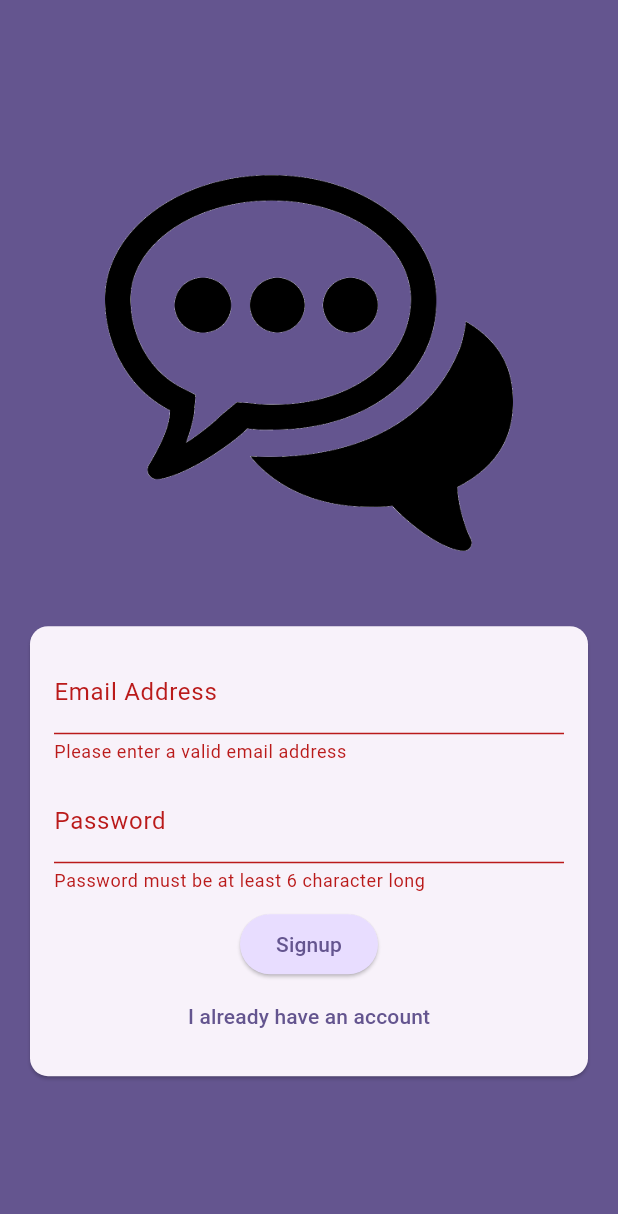
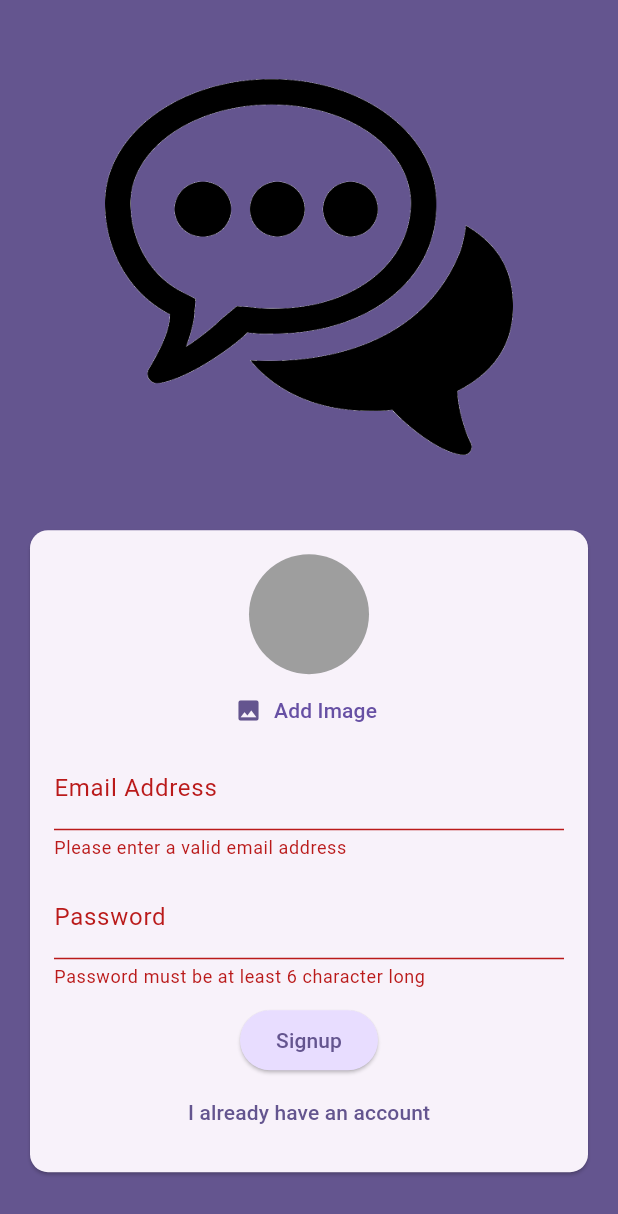
Before and after one commit to NourCodes/Chat_app, a Flutter app: the screen it shows after launch, after a tap on "Login", after a tap on "Create an account", on a phone screen of 412 x 824 dp. Shown: the top 1214 px of the screen. Run offline on Flutter 3.47's test engine with Material 3 defaults, Android fonts, the phone set to English and light mode, and no system bars; our stand-ins replace firebase_auth, firebase_core, fluttertoast, image_picker; accounts and stored records are empty; generated files the repository leaves out were written again.

Commit message:
Enhanced registration process by requiring user images

```diff
--- a/lib/screens/auth.dart
+++ b/lib/screens/auth.dart
@@ -1,5 +1,8 @@
+import 'dart:io';
+import 'package:chat_app/widgets/user_image.dart';
 import 'package:flutter/material.dart';
 import 'package:chat_app/services/auth.dart';
+import 'package:fluttertoast/fluttertoast.dart';
 
 class AuthScreen extends StatefulWidget {
   const AuthScreen({Key? key}) : super(key: key);
@@ -11,21 +14,34 @@ class AuthScreen extends StatefulWidget {
 class _AuthScreenState extends State<AuthScreen> {
   bool isLogin = true;
   final formKey = GlobalKey<FormState>();
-  var email = "";
-  var password = "";
+  var _email = "";
+  var _password = "";
+  File? _selectedImage;
   Auth auth = Auth();
 
-  void submit() async {
+  Future submit() async {
     final isValid = formKey.currentState!.validate();
+
     if (!isValid) {
+      // validation failed, show error message
+      Fluttertoast.showToast(
+          msg: "Please Check your Data", gravity: ToastGravity.TOP);
+      return;
+    }
+
+    if (!isLogin && _selectedImage == null) {
+      // image is required for registration, show error message
+      Fluttertoast.showToast(
+          msg: "Please select a profile image for registration",
+          gravity: ToastGravity.TOP);
       return;
     }
     formKey.currentState!.save();
 
     if (isLogin) {
-      await auth.signIn(email, password, context);
+      await auth.signIn(_email, _password, context);
     } else {
-      await auth.createUser(email, password, context);
+      await auth.createUser(_email, _password, context);
     }
   }
 
@@ -57,6 +73,13 @@ class _AuthScreenState extends State<AuthScreen> {
                       child: Column(
                         mainAxisSize: MainAxisSize.min,
                         children: [
+                          //if we are creating an account display add user image
+                          if (!isLogin)
+                            UserImage(
+                              onPickedImage: (pickedImage) {
+                                _selectedImage = pickedImage;
+                              },
+                            ),
                           TextFormField(
                             validator: (value) {
                               if (value == null ||
@@ -73,11 +96,11 @@ class _AuthScreenState extends State<AuthScreen> {
                             autocorrect: false,
                             textCapitalization: TextCapitalization.none,
                             onSaved: (newValue) {
-                              email = newValue!;
+                              _email = newValue!;
                             },
                             onChanged: (value) {
                               setState(() {
-                                email = value;
+                                _email = value;
                               });
                             },
                           ),
@@ -98,11 +121,11 @@ class _AuthScreenState extends State<AuthScreen> {
                             obscureText: true,
                             textCapitalization: TextCapitalization.none,
                             onSaved: (newValue) {
-                              password = newValue!;
+                              _password = newValue!;
                             },
                             onChanged: (value) {
                               setState(() {
-                                password = value;
+                                _password = value;
                               });
                             },
                           ),
--- /dev/null
+++ b/lib/widgets/user_image.dart
@@ -0,0 +1,52 @@
+import 'package:flutter/cupertino.dart';
+import 'package:flutter/material.dart';
+import 'package:image_picker/image_picker.dart';
+import 'dart:io';
+
+class UserImage extends StatefulWidget {
+  final void Function(File pickedImage) onPickedImage;
+  const UserImage({Key? key, required this.onPickedImage}) : super(key: key);
+
+  @override
+  State<UserImage> createState() => _UserImageState();
+}
+
+class _UserImageState extends State<UserImage> {
+  File? selectedImageFile;
+  void _imagePicked() async {
+    final pickedImage = await ImagePicker().pickImage(
+      source: ImageSource.camera,
+      imageQuality: 50,
+      maxWidth: 150,
+    );
+
+    setState(() {
+      selectedImageFile = File(pickedImage!.path);
+    });
+    widget.onPickedImage(selectedImageFile!);
+  }
+
+  @override
+  Widget build(BuildContext context) {
+    return Column(
+      children: [
+        CircleAvatar(
+          backgroundColor: Colors.grey,
+          radius: 40,
+          foregroundImage:
+              selectedImageFile != null ? FileImage(selectedImageFile!) : null,
+        ),
+        TextButton.icon(
+          onPressed: _imagePicked,
+          icon: const Icon(
+            Icons.image,
+          ),
+          label: Text("Add Image",
+              style: TextStyle(
+                color: Theme.of(context).primaryColor,
+              )),
+        ),
+      ],
+    );
+  }
+}
--- a/pubspec.yaml
+++ b/pubspec.yaml
@@ -49,6 +49,9 @@ dev_dependencies:
   flutter_lints: ^2.0.0
   firebase_auth:
   firebase_core: ^2.24.2
+  firebase_storage:
+  image_picker:
+  fluttertoast:
 
 # For information on the generic Dart part of this file, see the
 # following page: https://dart.dev/tools/pub/pubspec
```
Also changed, not shown: pubspec.lock, 7 other files.
